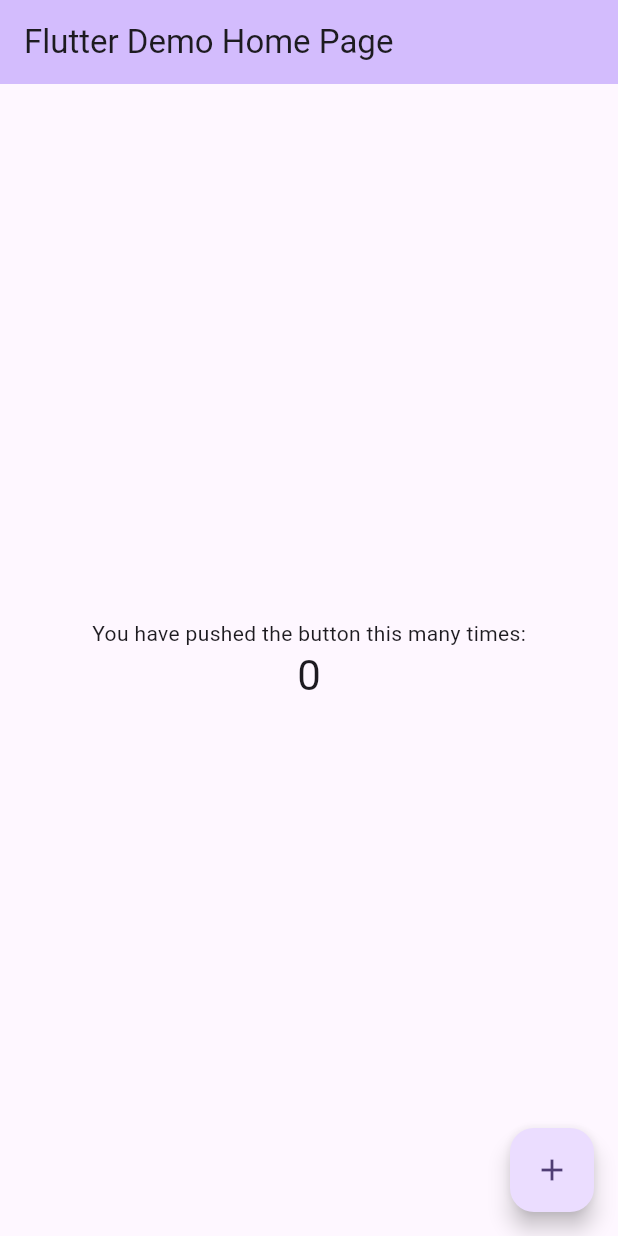
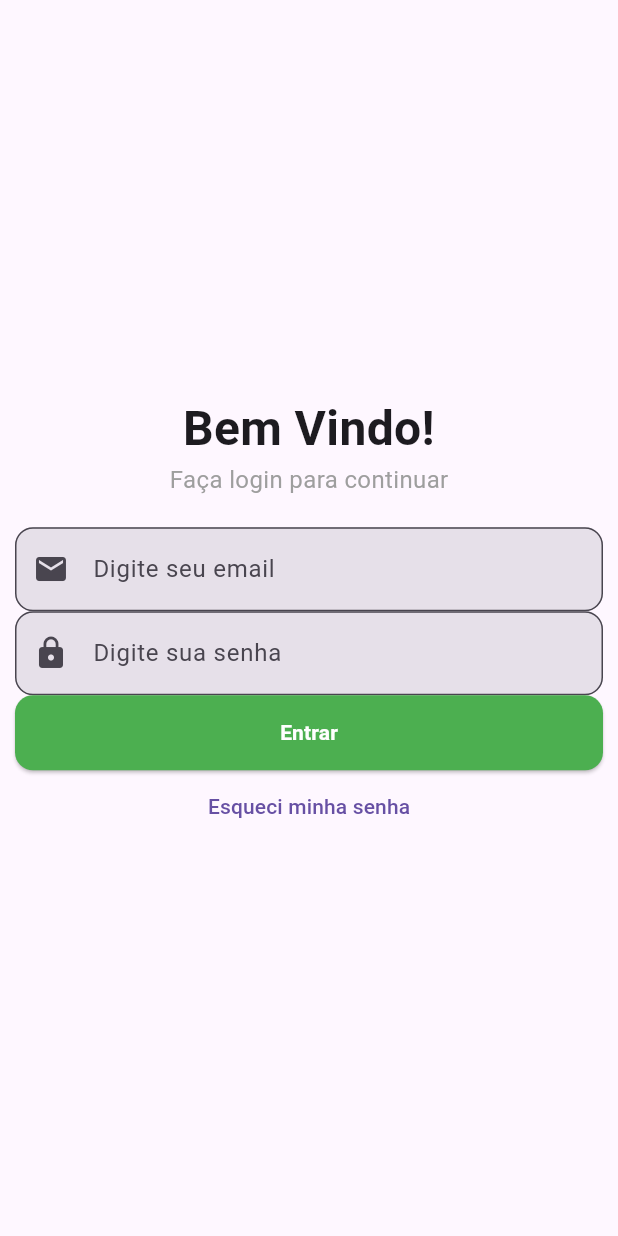
Before and after one commit to gabrielchioquetti/ProjetoTI-Aplicativo-Controle-Financeiro, a Flutter app: the screen it shows after launch, on a phone screen of 412 x 824 dp. Run offline on Flutter 3.47's test engine with Material 3 defaults, Android fonts, the phone set to English and light mode, and no system bars.

Commit message:
feat: criar estrutura inicial da tela de login

```diff
--- a/lib/main.dart
+++ b/lib/main.dart
@@ -1,4 +1,5 @@
 import 'package:flutter/material.dart';
+import 'package:flutter_projeto_ti/screens/login.dart';
 
 void main() {
   runApp(const MyApp());
@@ -7,116 +8,10 @@ void main() {
 class MyApp extends StatelessWidget {
   const MyApp({super.key});
 
-  // This widget is the root of your application.
   @override
   Widget build(BuildContext context) {
     return MaterialApp(
-      title: 'Flutter Demo',
-      theme: ThemeData(
-        // This is the theme of your application.
-        //
-        // TRY THIS: Try running your application with "flutter run". You'll see
-        // the application has a purple toolbar. Then, without quitting the app,
-        // try changing the seedColor in the colorScheme below to Colors.green
-        // and then invoke "hot reload" (save your changes or press the "hot
-        // reload" button in a Flutter-supported IDE, or press "r" if you used
-        // the command line to start the app).
-        //
-        // Notice that the counter didn't reset back to zero; the application
-        // state is not lost during the reload. To reset the state, use hot
-        // restart instead.
-        //
-        // This works for code too, not just values: Most code changes can be
-        // tested with just a hot reload.
-        colorScheme: .fromSeed(seedColor: Colors.deepPurple),
-      ),
-      home: const MyHomePage(title: 'Flutter Demo Home Page'),
+      home: TelaLogin(),
     );
   }
 }
-
-class MyHomePage extends StatefulWidget {
-  const MyHomePage({super.key, required this.title});
-
-  // This widget is the home page of your application. It is stateful, meaning
-  // that it has a State object (defined below) that contains fields that affect
-  // how it looks.
-
-  // This class is the configuration for the state. It holds the values (in this
-  // case the title) provided by the parent (in this case the App widget) and
-  // used by the build method of the State. Fields in a Widget subclass are
-  // always marked "final".
-
-  final String title;
-
-  @override
-  State<MyHomePage> createState() => _MyHomePageState();
-}
-
-class _MyHomePageState extends State<MyHomePage> {
-  int _counter = 0;
-
-  void _incrementCounter() {
-    setState(() {
-      // This call to setState tells the Flutter framework that something has
-      // changed in this State, which causes it to rerun the build method below
-      // so that the display can reflect the updated values. If we changed
-      // _counter without calling setState(), then the build method would not be
-      // called again, and so nothing would appear to happen.
-      _counter++;
-    });
-  }
-
-  @override
-  Widget build(BuildContext context) {
-    // This method is rerun every time setState is called, for instance as done
-    // by the _incrementCounter method above.
-    //
-    // The Flutter framework has been optimized to make rerunning build methods
-    // fast, so that you can just rebuild anything that needs updating rather
-    // than having to individually change instances of widgets.
-    return Scaffold(
-      appBar: AppBar(
-        // TRY THIS: Try changing the color here to a specific color (to
-        // Colors.amber, perhaps?) and trigger a hot reload to see the AppBar
-        // change color while the other colors stay the same.
-        backgroundColor: Theme.of(context).colorScheme.inversePrimary,
-        // Here we take the value from the MyHomePage object that was created by
-        // the App.build method, and use it to set our appbar title.
-        title: Text(widget.title),
-      ),
-      body: Center(
-        // Center is a layout widget. It takes a single child and positions it
-        // in the middle of the parent.
-        child: Column(
-          // Column is also a layout widget. It takes a list of children and
-          // arranges them vertically. By default, it sizes itself to fit its
-          // children horizontally, and tries to be as tall as its parent.
-          //
-          // Column has various properties to control how it sizes itself and
-          // how it positions its children. Here we use mainAxisAlignment to
-          // center the children vertically; the main axis here is the vertical
-          // axis because Columns are vertical (the cross axis would be
-          // horizontal).
-          //
-          // TRY THIS: Invoke "debug painting" (choose the "Toggle Debug Paint"
-          // action in the IDE, or press "p" in the console), to see the
-          // wireframe for each widget.
-          mainAxisAlignment: .center,
-          children: [
-            const Text('You have pushed the button this many times:'),
-            Text(
-              '$_counter',
-              style: Theme.of(context).textTheme.headlineMedium,
-            ),
-          ],
-        ),
-      ),
-      floatingActionButton: FloatingActionButton(
-        onPressed: _incrementCounter,
-        tooltip: 'Increment',
-        child: const Icon(Icons.add),
-      ),
-    );
-  }
-}
--- /dev/null
+++ b/lib/screens/cadastro.dart
@@ -0,0 +1 @@
+import 'package:flutter/material.dart';
--- /dev/null
+++ b/lib/screens/login.dart
@@ -0,0 +1,96 @@
+import 'package:flutter/material.dart';
+
+class TelaLogin extends StatefulWidget {
+  @override
+  State<TelaLogin> createState() => _TelaLogin();
+}
+
+class _TelaLogin extends State<TelaLogin> {
+
+  // Controllers
+  final TextEditingController emailController = TextEditingController();
+  final TextEditingController senhaController = TextEditingController();
+
+  @override
+  Widget build(BuildContext context) {
+    return Scaffold(
+      body: Padding(
+        padding: EdgeInsets.all(10),
+        child: Center(
+          child: Column(
+            mainAxisAlignment: MainAxisAlignment.center,
+            mainAxisSize: MainAxisSize.min,
+            children: [
+              Text(
+                "Bem Vindo!",
+                style: TextStyle(
+                  fontSize: 32,
+                  fontWeight: FontWeight.bold,
+                ),
+                textAlign: TextAlign.center,
+              ),
+              Text(
+                "Faça login para continuar",
+                style: TextStyle(
+                  fontSize: 16,
+                  color: Colors.grey,
+                ),
+              ),
+              SizedBox(height: 20),
+              TextField(
+                controller: emailController,
+                decoration: InputDecoration(
+                  labelText: "Digite seu email",
+                  prefixIcon: Icon(Icons.email),
+                  border: OutlineInputBorder(
+                    borderRadius: BorderRadius.circular(12)
+                  ),
+                  filled: true,
+                ),
+              ),
+              TextField(
+                controller: senhaController,
+                obscureText: true,
+                decoration: InputDecoration(
+                  labelText: "Digite sua senha",
+                  prefixIcon: Icon(Icons.lock),
+                  border: OutlineInputBorder(
+                    borderRadius: BorderRadius.circular(12)
+                  ),
+                  filled: true,
+                ),
+              ),
+              SizedBox(
+                height: 50,
+                width: double.infinity,
+                child:  ElevatedButton(
+                  style: ElevatedButton.styleFrom(
+                      padding: EdgeInsets.all(10),
+                      shape: RoundedRectangleBorder(
+                        borderRadius: BorderRadius.circular(12), // Alinhe o raio com o do seu TextField
+                      ),
+                      backgroundColor: Colors.green,
+                    ),
+                  onPressed: () {
+                    String email = emailController.text;
+                    String senha = senhaController.text;
+                    print(email);
+                    print(senha);
+                  },
+                  child: Text(
+                    "Entrar",
+                    style: TextStyle(
+                      color: Colors.white,
+                      fontWeight: FontWeight.bold,
+                    ),
+                  ),
+                )
+              ),
+              TextButton(onPressed: () {}, child: Text("Esqueci minha senha")),
+            ],
+          ),
+        ),
+      ),
+    );
+  }
+}
```
Also changed, not shown: 1 other file.
